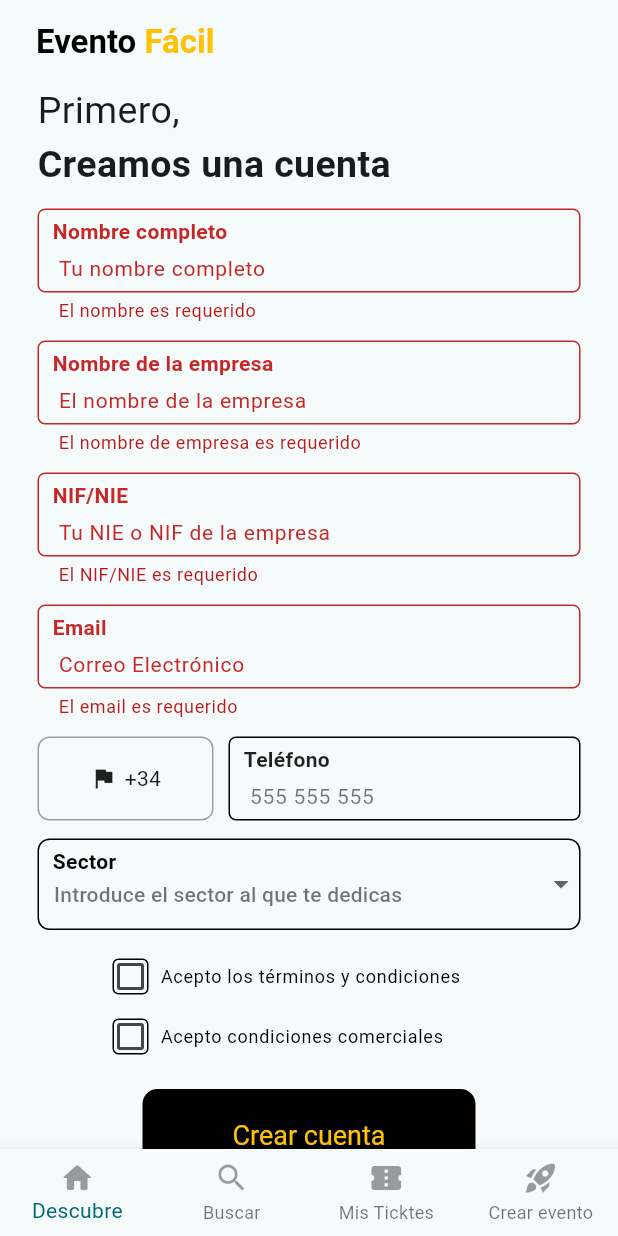
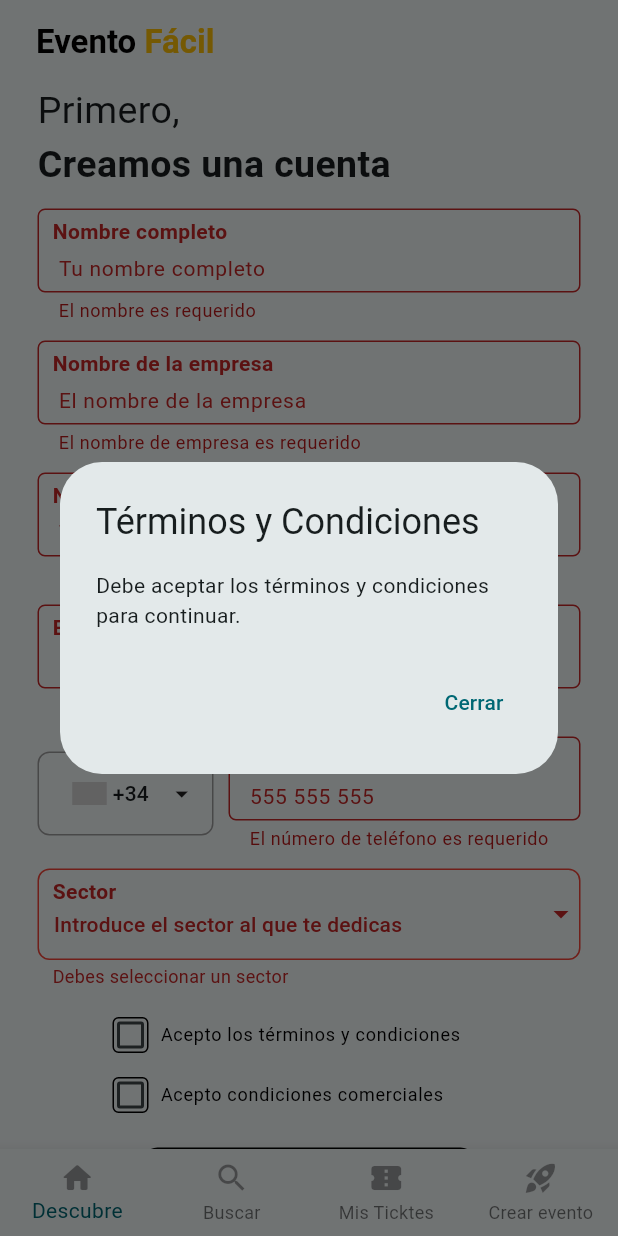
Before and after one commit to ebertmillar/eventos_app, a Flutter app: the screen it shows after launch, after a tap on "Crear cuenta", on a phone screen of 412 x 824 dp. Run offline on Flutter 3.47's test engine with Material 3 defaults, Android fonts, the phone set to English and light mode, and no system bars; drawn by our look-alikes of country_code_picker; our stand-ins replace dio, flutter_dotenv, flutter_riverpod, formz, intl_phone_number_input.

Commit message:
registro de usarios satisfactorio con validaciones, falta realizar minimo de mejoras, como funcional del boton crear y redireccion despues del registro

```diff
--- a/lib/presentation/providers/register_form_provider.dart
+++ b/lib/presentation/providers/register_form_provider.dart
@@ -1,11 +1,12 @@
 //! state provider
 
+import 'package:country_code_picker/country_code_picker.dart';
 import 'package:eventos_app/presentation/providers/auth_provider.dart';
-import 'package:eventos_app/presentation/shared/infrastucture/inputs/phone.dart';
+import 'package:eventos_app/presentation/shared/infrastucture/inputs/sector.dart';
 import 'package:eventos_app/presentation/shared/shared.dart';
+import 'package:flutter/material.dart';
 import 'package:flutter_riverpod/flutter_riverpod.dart';
 import 'package:formz/formz.dart';
-import 'package:intl_phone_number_input/intl_phone_number_input.dart';
 
 final registerFormProvider = StateNotifierProvider.autoDispose<RegisterFormNotifier,RegisterFormState>((ref) {
 
@@ -27,7 +28,7 @@ class RegisterFormNotifier extends StateNotifier<RegisterFormState> {
     final newFullName = FullName.dirty(value: value);
     state = state.copyWith(
       fullName: newFullName,
-      isValid: Formz.validate([newFullName, state.companyName, state.nif, state.email])
+      isValid: Formz.validate([newFullName, state.companyName, state.nif, state.email, state.telefono ])
     );
   }
 
@@ -35,7 +36,7 @@ class RegisterFormNotifier extends StateNotifier<RegisterFormState> {
     final newCompanyName = CompanyName.dirty(value: value);
     state = state.copyWith(
       companyName: newCompanyName,
-      isValid: Formz.validate([newCompanyName, state.fullName, state.nif, state.email])
+      isValid: Formz.validate([newCompanyName, state.fullName, state.nif, state.email, state.telefono])
     );
   }
 
@@ -43,7 +44,7 @@ class RegisterFormNotifier extends StateNotifier<RegisterFormState> {
     final newNif = NifNie.dirty(value: value);
     state = state.copyWith(
       nif: newNif,
-      isValid: Formz.validate([newNif, state.fullName, state.nif, state.email])
+      isValid: Formz.validate([newNif, state.fullName, state.nif, state.email, state.telefono])
     );
   }
 
@@ -51,7 +52,7 @@ class RegisterFormNotifier extends StateNotifier<RegisterFormState> {
     final newEmail = Email.dirty(value: value);
     state = state.copyWith(
       email: newEmail,
-      isValid: Formz.validate([newEmail, state.fullName, state.companyName, state.nif]),
+      isValid: Formz.validate([newEmail, state.fullName, state.companyName, state.nif, state.telefono]),
     );
   }
 
@@ -60,12 +61,20 @@ class RegisterFormNotifier extends StateNotifier<RegisterFormState> {
     final newTelefono = Phone.dirty(value: value);
     state = state.copyWith(
       telefono: newTelefono,
-      isValid: Formz.validate([newTelefono, state.fullName, state.companyName, state.nif, state.email])
+      isValid: Formz.validate([newTelefono, state.fullName, state.companyName, state.nif, state.email, state.sector])
     );
   }
 
+void onPrefixChanged(CountryCode country) {
+  state = state.copyWith(selectedPrefix: country.dialCode);
+}
+
   void onSectorChanged(String value) {
-    state = state.copyWith(sector: value);
+    final newSector = Sector.dirty(value: value);
+    state = state.copyWith(
+      sector: newSector,
+      isValid: Formz.validate([newSector, state.fullName, state.companyName, state.nif, state.email, state.telefono])
+    );
   }
 
   void onAceptaTerminosChanged(bool value) {
@@ -78,18 +87,26 @@ class RegisterFormNotifier extends StateNotifier<RegisterFormState> {
 
 
 
-  onFormSubmit() async {
+  onFormSubmit(BuildContext context ) async {
     _touchEveryField();
 
+    if (!state.aceptaTerminos) {
+      showTermsDialog(context);
+      return;
+    }
+
     if(!state.isValid) return;
+
+    // Combina prefijo y teléfono
+    final fullPhoneNumber = '${state.selectedPrefix}${state.telefono.value}';
 
     await registerUserCallback(
     state.fullName.value,
     state.companyName.value,
     state.nif.value,
     state.email.value,
-    state.telefono.value,
-    state.sector,
+    fullPhoneNumber,
+    state.sector.value,
     state.aceptaTerminos,
     state.aceptaComunicaciones ?? false
   );
@@ -105,8 +122,7 @@ class RegisterFormNotifier extends StateNotifier<RegisterFormState> {
     final companyName = CompanyName.dirty(value: state.companyName.value);
     final nif = NifNie.dirty(value: state.nif.value);
     final telefono = Phone.dirty(value: state.telefono.value);
-    final sector = state.sector.isNotEmpty ? state.sector : 'El campo es requerido';
-
+    final sector = Sector.dirty(value: state.sector.value);
     final aceptaTerminos = state.aceptaTerminos;
     final aceptaComunicaciones = state.aceptaComunicaciones ?? false;
 
@@ -121,10 +137,9 @@ class RegisterFormNotifier extends StateNotifier<RegisterFormState> {
       sector: sector,
       aceptaTerminos: aceptaTerminos,
       aceptaComunicaciones: aceptaComunicaciones,
-      isValid: Formz.validate([email , nif]),
+      isValid: Formz.validate([fullName,companyName, nif, email, telefono]), // Actualiza si es necesario
     );
   }
-
 }
 
 
@@ -137,7 +152,8 @@ class RegisterFormState{
   final NifNie nif;
   final Email email;
   final Phone telefono;
-  final String sector;
+  final String selectedPrefix;
+  final Sector sector;
   final bool aceptaTerminos;
   final bool? aceptaComunicaciones;
 
@@ -149,8 +165,9 @@ class RegisterFormState{
     this.companyName = const CompanyName.pure(),
     this.nif = const NifNie.pure(),
     this.email = const Email.pure(),
-    this.telefono = const Phone.pure() ,
-    this.sector ='',
+    this.telefono = const Phone.pure(),
+    this.selectedPrefix = '+34',
+    this.sector = const Sector.pure(),
     this.aceptaTerminos = false,
     this.aceptaComunicaciones = false
   });
@@ -164,7 +181,8 @@ class RegisterFormState{
     NifNie? nif,
     Email? email,
     Phone? telefono,
-    String? sector,
+    String? selectedPrefix,
+    Sector? sector,
     bool? aceptaTerminos,
     bool? aceptaComunicaciones,
 
@@ -177,6 +195,7 @@ class RegisterFormState{
     nif: nif ?? this.nif,
     email: email ?? this.email,
     telefono: telefono ?? this.telefono,
+    selectedPrefix: selectedPrefix ?? this.selectedPrefix,
     sector: sector ?? this.sector,
     aceptaTerminos: aceptaTerminos ?? this.aceptaTerminos,
     aceptaComunicaciones: aceptaComunicaciones ?? this.aceptaComunicaciones,
@@ -204,3 +223,24 @@ class RegisterFormState{
 
 
 }
+
+void showTermsDialog(BuildContext context) {
+  showDialog(
+    context: context,
+    barrierDismissible: false,
+    builder: (BuildContext context) {
+      return AlertDialog(
+        title: const Text('Términos y Condiciones'),
+        content: const Text('Debe aceptar los términos y condiciones para continuar.'),
+        actions: <Widget>[
+          TextButton(
+            onPressed: () {
+              Navigator.of(context).pop();
+            },
+            child: const Text('Cerrar'),
+          ),
+        ],
+      );
+    },
+  );
+}
--- a/lib/presentation/screens/register_user_screen.dart
+++ b/lib/presentation/screens/register_user_screen.dart
@@ -1,8 +1,10 @@
+import 'package:country_code_picker/country_code_picker.dart';
 import 'package:eventos_app/presentation/providers/register_form_provider.dart';
 import 'package:eventos_app/presentation/shared/widgets/custom_checkbox.dart';
 import 'package:eventos_app/presentation/shared/shared.dart';
 import 'package:flutter/material.dart';
 import 'package:flutter_riverpod/flutter_riverpod.dart';
+
 
 class RegisterUserScreen extends StatelessWidget {
   const RegisterUserScreen({super.key});
@@ -59,6 +61,7 @@ class _RegisterForm extends ConsumerWidget {
   @override
   Widget build(BuildContext context, WidgetRef ref) {
     final registerForm = ref.watch(registerFormProvider);
+    // Agrega una variable para almacenar el prefijo seleccionado
 
   String? selectedSector;
 
@@ -108,24 +111,42 @@ class _RegisterForm extends ConsumerWidget {
             errorMessage: registerForm.isFormPosted ? registerForm.email.errorMessage : null,
           ),
 
-          //Numero de telefono y prefijo
+          // CustomFormFieldNumber(
+          //   initialValue: PhoneNumber(isoCode: 'ES', dialCode: '+34'),
+          //   label: 'numero'),
+
+          // //Numero de telefono y prefijo
           Row(
             children: [
               Expanded(
                 flex: 1,
                 child: Container(
-                  padding: const EdgeInsets.symmetric(horizontal: 8),
+                  padding: const EdgeInsets.symmetric(horizontal: 0),
                     decoration: BoxDecoration(
                       border: Border.all(color: Colors.grey),
                       borderRadius: BorderRadius.circular(8),
                     ),
                     height: 56,
-                    child: const Row(
+                    child: Row(
+                      mainAxisSize: MainAxisSize.min,
                       mainAxisAlignment: MainAxisAlignment.center,
                       children: [
-                        Icon(Icons.flag, size: 18),
-                        SizedBox(width: 5),
-                        Text('+34', style: TextStyle(fontSize: 14)), // Country code example
+
+                          CountryCodePicker(
+                            padding: const EdgeInsets.symmetric(vertical: 7, horizontal: 0),
+                            initialSelection: 'ES',
+                            textOverflow: TextOverflow.visible,
+                            flagWidth: 23,
+                            closeIcon: Icon(Icons.close, size: 24),
+                            margin: EdgeInsets.only(right: 4, left: 0),
+                            onChanged: (country) {
+                              //ref.read(registerFormProvider.notifier).onPrefixChanged(country.toString());
+                              ref.read(registerFormProvider.notifier).onPrefixChanged(country);
+                            },
+
+                          ),
+                          Icon(Icons.arrow_drop_down, size: 20,)
+
                       ],
                     ),
                 ),
@@ -137,10 +158,11 @@ class _RegisterForm extends ConsumerWidget {
                 flex: 2,
 
                 child: CustomTextFormField(
-                  onChanged: ref.read(registerFormProvider.notifier).onTelefonoChanged,
-                  keyboardType: TextInputType.number,
+                  onChanged: (value) => ref.read(registerFormProvider.notifier).onTelefonoChanged(value),
+                  keyboardType: TextInputType.phone,
                   label: 'Teléfono',
-                  hint: '555 555 555'
+                  hint: '555 555 555',
+                  errorMessage: registerForm.isFormPosted ? registerForm.telefono.errorMessage : null,
                 ),
 
               ),
@@ -157,7 +179,8 @@ class _RegisterForm extends ConsumerWidget {
             onChanged: (String? newValue) {
               ref.read(registerFormProvider.notifier).onSectorChanged(newValue ?? '');
             },
-                  ),
+            errorMessage: registerForm.isFormPosted ? registerForm.sector.errorMessage : null,
+          ),
 
           const SizedBox(height: 5),
 
@@ -181,7 +204,7 @@ class _RegisterForm extends ConsumerWidget {
 
           CustomFilledButton(
             onPressed: (){
-              ref.read(registerFormProvider.notifier).onFormSubmit();
+              ref.read(registerFormProvider.notifier).onFormSubmit(context);
 
             },
 
--- a/lib/presentation/shared/infrastucture/inputs/phone.dart
+++ b/lib/presentation/shared/infrastucture/inputs/phone.dart
@@ -1,5 +1,4 @@
 import 'package:formz/formz.dart';
-import 'package:mask_text_input_formatter/mask_text_input_formatter.dart';
 
 // Define input validation errors
 enum PhoneError { empty, format }
@@ -7,13 +6,7 @@ enum PhoneError { empty, format }
 // Extend FormzInput and provide the input type and error type.
 class Phone extends FormzInput<String, PhoneError> {
   static final RegExp phoneRegExp = RegExp(
-    r'^\+?([0-9]{1,4})?([0-9]{10,15})$', // Expresión regular para formato de teléfono
-  );
-
-  // Usamos MaskTextInputFormatter para aplicar el formato
-  static final maskFormatter = MaskTextInputFormatter(
-    mask: '### ### ###',
-    filter: {"#": RegExp(r'[0-9]')},
+    r'^\+?\d{1,4}?[.\-\s]?\(?\d{1,4}?\)?[.\-\s]?\d{1,4}[.\-\s]?\d{1,4}$',
   );
 
   // Call super.pure to represent an unmodified form input.
@@ -25,9 +18,9 @@ class Phone extends FormzInput<String, PhoneError> {
   String? get errorMessage {
     if (isValid || isPure) return null;
 
-    if (displayError == PhoneError.empty) return 'El teléfono es requerido';
+    if (displayError == PhoneError.empty) return 'El número de teléfono es requerido';
     if (displayError == PhoneError.format) {
-      return 'Número de teléfono no válido';
+      return 'El formato del número de teléfono es incorrecto';
     }
 
     return null;
@@ -36,17 +29,9 @@ class Phone extends FormzInput<String, PhoneError> {
   // Override validator to handle validating a given input value.
   @override
   PhoneError? validator(String value) {
-    // Primero formateamos el número con la máscara
-    final formattedValue = maskFormatter.getMaskedText();
-
-    if (formattedValue.isEmpty) return PhoneError.empty;
-    if (!phoneRegExp.hasMatch(formattedValue)) return PhoneError.format;
+    if (value.isEmpty || value.trim().isEmpty) return PhoneError.empty;
+    if (!phoneRegExp.hasMatch(value)) return PhoneError.format;
 
     return null;
   }
-
-  // Método para obtener el número formateado
-  String get formattedPhoneNumber {
-    return maskFormatter.getMaskedText();
-  }
 }
--- /dev/null
+++ b/lib/presentation/shared/infrastucture/inputs/sector.dart
@@ -0,0 +1,33 @@
+import 'package:formz/formz.dart';
+
+// Define input validation errors
+enum SectorError { empty }
+
+// Extend FormzInput and provide the input type and error type.
+class Sector extends FormzInput<String, SectorError> {
+  // Valor por defecto que no se debe permitir
+  static const String defaultValue = 'Introduce el sector al que te dedicas';
+
+  // Call super.pure to represent an unmodified form input.
+  const Sector.pure() : super.pure(defaultValue);
+
+  // Call super.dirty to represent a modified form input.
+  const Sector.dirty({String value = defaultValue}) : super.dirty(value);
+
+  String? get errorMessage {
+    if (isValid || isPure) return null;
+
+    if (displayError == SectorError.empty) return 'Debes seleccionar un sector';
+
+    return null;
+  }
+
+  // Override validator to handle validating a given input value.
+  @override
+  SectorError? validator(String value) {
+    // Verificar si el sector es el valor por defecto, que no es válido
+    if (value == defaultValue || value.trim().isEmpty) return SectorError.empty;
+
+    return null;
+  }
+}
--- a/lib/presentation/shared/widgets/custom_dropdown_form_field.dart
+++ b/lib/presentation/shared/widgets/custom_dropdown_form_field.dart
@@ -5,6 +5,7 @@ class CustomDropdownFormField extends StatelessWidget {
   final String? hint;
   final List<String>? items;
   final String? selectedValue;
+  final String? errorMessage;
   final ValueChanged<String?>? onChanged;
   final Color borderColor;
   final Color labelColor;
@@ -17,6 +18,7 @@ class CustomDropdownFormField extends StatelessWidget {
     this.hint,
     this.items,
     this.selectedValue,
+    this.errorMessage,
     this.onChanged,
     this.borderColor = Colors.black,
     this.labelColor = Colors.black,
@@ -26,19 +28,30 @@ class CustomDropdownFormField extends StatelessWidget {
 
   @override
   Widget build(BuildContext context) {
+    bool hasError = errorMessage != null && errorMessage!.isNotEmpty; // Determinamos si hay un error
+
     return Padding(
       padding: const EdgeInsets.symmetric(vertical: 6.0),
-      child: Stack(
+      child: Column(
+        crossAxisAlignment: CrossAxisAlignment.start,
         children: [
           // Container que envuelve el Dropdown
+          Stack(
+            children: [
               Container(
                 decoration: BoxDecoration(
-              border: Border.all(color: borderColor), // Borde del contenedor
+                  border: Border.all(color: hasError ? Colors.red : borderColor), // Borde rojo si hay error
                   borderRadius: BorderRadius.circular(8),
                 ),
                 child: DropdownButtonFormField<String>(
                   value: selectedValue,
-              hint: Text(hint ??  'Seleccione una opción', style: TextStyle(fontSize: 14, color: hintColor),),
+                  hint: Text(
+                    hint ?? 'Seleccione una opción',
+                    style: TextStyle(
+                      fontSize: 14,
+                      color: hasError ? Colors.red[800] : hintColor, // Cambiar color a rojo si hay error
+                    ),
+                  ),
                   items: items?.map((String item) {
                     return DropdownMenuItem<String>(
                       value: item,
@@ -47,13 +60,14 @@ class CustomDropdownFormField extends StatelessWidget {
                   }).toList(),
                   onChanged: onChanged,
                   decoration: const InputDecoration(
-                contentPadding: EdgeInsets.only(top: 25, left: 10, bottom: 10), // Ajuste del padding
+                    contentPadding: EdgeInsets.only(top: 25, left: 10, bottom: 10), // Ajuste a 10 para menos padding en la izquierda
                     border: InputBorder.none, // Remover el borde predeterminado
                   ),
+                  iconEnabledColor: hasError ? Colors.red[800] : Colors.black, // Cambiar color de la flecha si hay error
                 ),
               ),
               // Label posicionado en la parte superior
-          if (label != null) // Solo muestra el label si no es nulo
+              if (label != null)
                 Positioned(
                   left: 10,
                   top: 5, // Ajuste para el label
@@ -62,7 +76,21 @@ class CustomDropdownFormField extends StatelessWidget {
                     style: TextStyle(
                       fontWeight: FontWeight.bold,
                       fontSize: 14,
-                  color: labelColor,
+                      color: hasError ? Colors.red[800] : labelColor, // Cambiar color a rojo si hay error
+                    ),
+                  ),
+                ),
+            ],
+          ),
+          // Si hay un mensaje de error, se mostrará fuera del contenedor
+          if (hasError)
+            Padding(
+              padding: const EdgeInsets.only(left: 10, top: 2),
+              child: Text(
+                errorMessage!,
+                style: TextStyle(
+                  color: Colors.red[800],
+                  fontSize: 12,
                 ),
               ),
             ),
--- a/pubspec.yaml
+++ b/pubspec.yaml
@@ -8,6 +8,8 @@ environment:
 
 dependencies:
   cloud_functions: ^5.1.4
+  country_code_picker: ^3.1.0
+  country_picker: ^2.0.26
   dio: ^5.7.0
   flutter:
     sdk: flutter
```
Also changed, not shown: lib/presentation/shared/widgets/custom_form_field_number.dart (added, +37 -0 lines), pubspec.lock. Lines whose indentation alone changed are shown as unchanged.
